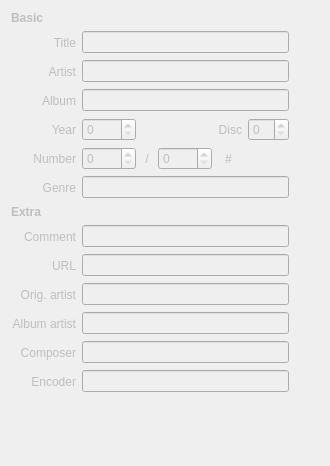
The window that ui/basictags.ui (sjuvonen/coquillo) describes before a commit, drawn with Qt 5.
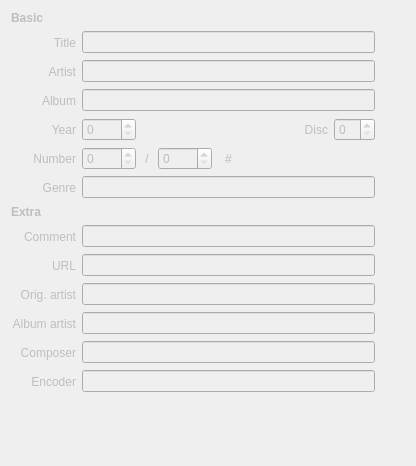
The same window after the commit. Icons and pictures are not drawn.

Diff of the .ui file:
```diff
--- a/ui/basictags.ui
+++ b/ui/basictags.ui
@@ -9,7 +9,7 @@
    <rect>
     <x>0</x>
     <y>0</y>
-    <width>330</width>
+    <width>416</width>
     <height>466</height>
    </rect>
   </property>
```
